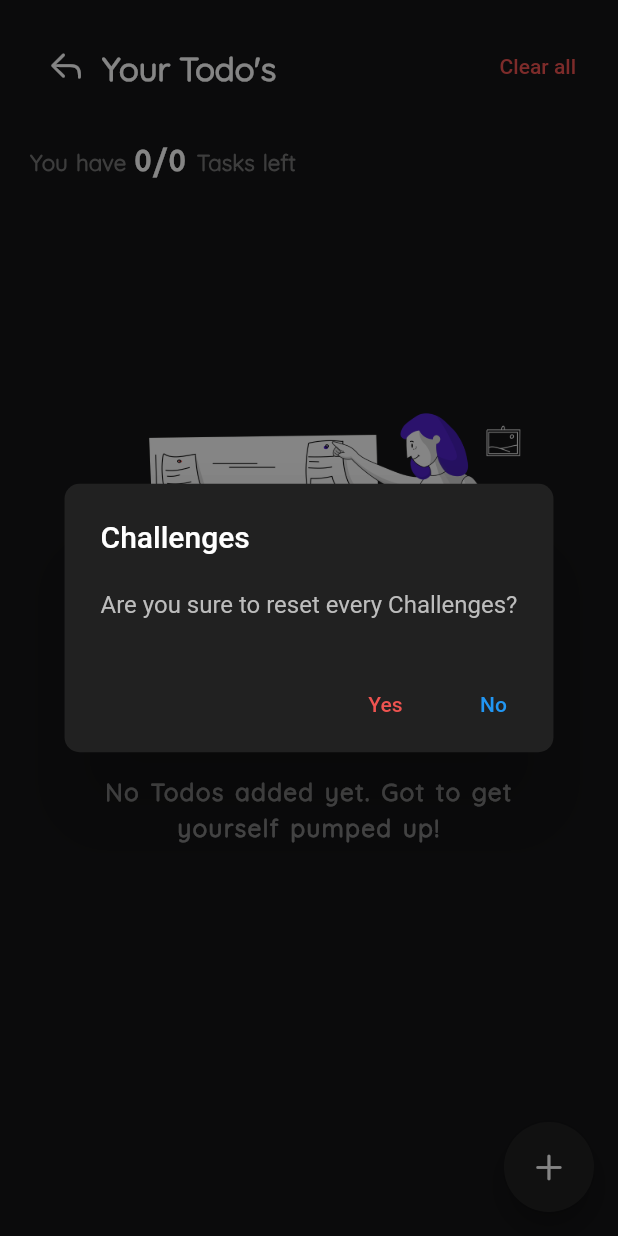
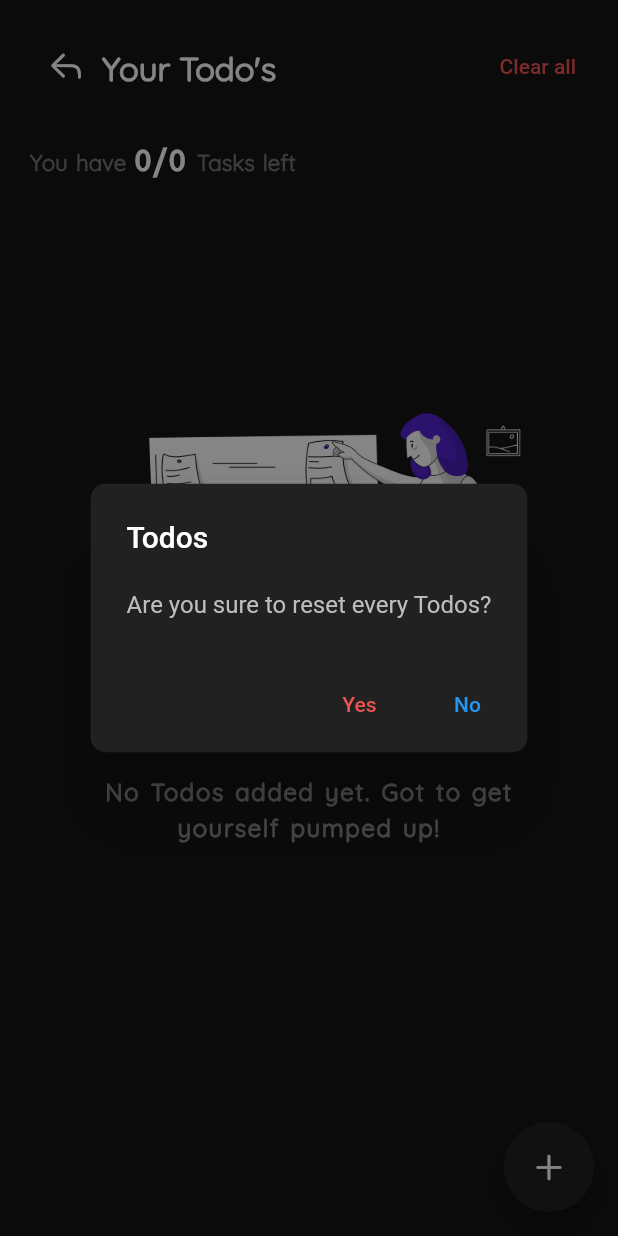
Before and after one commit to PratikJH153/UnStack, a Flutter app: the TodoListPage screen opened by its route, after a tap on "Clear all", on a phone screen of 412 x 824 dp. Run offline on Flutter 3.47's test engine with Material 2 defaults, Android fonts, the phone set to English and light mode, and no system bars; drawn by our look-alikes of percent_indicator; our stand-ins replace confetti, flutter_slidable, google_mobile_ads, shared_preferences, sqflite; missing offline and left inert: slide_to_confirm; accounts and stored records are empty; statements that could not run were skipped; project files that could hold a hidden picture were left out.

Commit message:
Major changes done

```diff
--- a/lib/database/database.dart
+++ b/lib/database/database.dart
@@ -215,6 +215,12 @@ class DatabaseService {
     }
   }
 
+  Future<void> deleteDays() async {
+    Database? db = await this.database;
+    await db!.execute("DELETE FROM $dayTable");
+    await insertDay();
+  }
+
   Future<int> updateDay(Day day) async {
     Database? db = await this.database;
     final int result = await db!.update(
--- a/lib/main.dart
+++ b/lib/main.dart
@@ -11,11 +11,13 @@ import 'package:dailytodo/views/todo_list_page.dart';
 import 'package:dailytodo/views/wrapper.dart';
 import 'package:flutter/material.dart';
 import 'package:flutter/services.dart';
+import 'package:google_mobile_ads/google_mobile_ads.dart';
 import 'package:provider/provider.dart';
 import 'helper/todo_data.dart';
 
 void main() {
   WidgetsFlutterBinding.ensureInitialized();
+  MobileAds.instance.initialize();
   Paint.enableDithering = true;
   SystemChrome.setPreferredOrientations(
     [
--- a/lib/views/todo_list_page.dart
+++ b/lib/views/todo_list_page.dart
@@ -15,11 +15,17 @@ class TodoListPage extends StatelessWidget {
   @override
   Widget build(BuildContext context) {
     return Scaffold(
-      floatingActionButton: floatingActionButton(
-        backgroundColor: Colors.grey[900],
-        context: context,
-        icon: CupertinoIcons.add,
-        location: AddTodoPage.id,
+      floatingActionButton: SizedBox(
+        height: 60,
+        width: 60,
+        child: FloatingActionButton(
+          onPressed: () => Navigator.pushNamed(context, AddTodoPage.id),
+          backgroundColor: Colors.grey[900],
+          child: Icon(
+            CupertinoIcons.add,
+            color: Colors.white,
+          ),
+        ),
       ),
       body: SafeArea(
         child: Container(
@@ -51,7 +57,6 @@ class TodoListPage extends StatelessWidget {
                   ),
                   Spacer(),
                   TextButton(
-                    // ! ADD CHECK DIALOG HERE
                     onPressed: () async {
                       showCupertinoDialog(
                         context: context,
@@ -63,7 +68,7 @@ class TodoListPage extends StatelessWidget {
                                   .clearData();
                               Navigator.pop(context);
                             },
-                            title: "Challenges",
+                            title: "Todos",
                           );
                         },
                       );
--- a/lib/widgets/first_todo_widget.dart
+++ b/lib/widgets/first_todo_widget.dart
@@ -18,7 +18,7 @@ class FirstTodoWidget extends StatelessWidget {
     return Container(
       width: getWidth(context),
       padding: const EdgeInsets.only(
-        left: 50,
+        left: 40,
         top: 20,
         right: 30,
         bottom: 20,
@@ -31,7 +31,7 @@ class FirstTodoWidget extends StatelessWidget {
         //   ],
         // ),
         gradient: new LinearGradient(
-          stops: [0.08, 0.015],
+          stops: [0.05, 0.015],
           colors: [
             priorities[todo!.priority],
             kprimaryColor,
--- a/lib/widgets/floatingactionButton.dart
+++ b/lib/widgets/floatingactionButton.dart
@@ -1,21 +1,21 @@
-import 'package:flutter/material.dart';
+// import 'package:flutter/material.dart';
 
-SizedBox floatingActionButton({
-  required BuildContext context,
-  required var location,
-  required IconData icon,
-  required Color? backgroundColor,
-}) {
-  return SizedBox(
-    height: 60,
-    width: 60,
-    child: FloatingActionButton(
-      onPressed: () => Navigator.pushNamed(context, location),
-      backgroundColor: backgroundColor,
-      child: Icon(
-        icon,
-        color: Colors.white,
-      ),
-    ),
-  );
-}
+// SizedBox floatingActionButton({
+//   required BuildContext context,
+//   required var location,
+//   required IconData icon,
+//   required Color? backgroundColor,
+// }) {
+//   return SizedBox(
+//     height: 60,
+//     width: 60,
+//     child: FloatingActionButton(
+//       onPressed: () => Navigator.pushNamed(context, location),
+//       backgroundColor: backgroundColor,
+//       child: Icon(
+//         icon,
+//         color: Colors.white,
+//       ),
+//     ),
+//   );
+// }
```
Also changed, not shown: lib/views/add_todo_page.dart (+21 -9 lines), lib/views/ask_name_page.dart (+19 -2 lines), lib/views/calendar_page.dart (+19 -1 lines), lib/views/home.dart (+20 -11 lines), lib/views/later/challenge_page.dart (+11 -5 lines), lib/views/later/plan_goals_page.dart (+11 -5 lines), lib/views/timeline_page.dart (+17 -7 lines), lib/views/todo_list.dart (+8 -0 lines), 2 other files.
